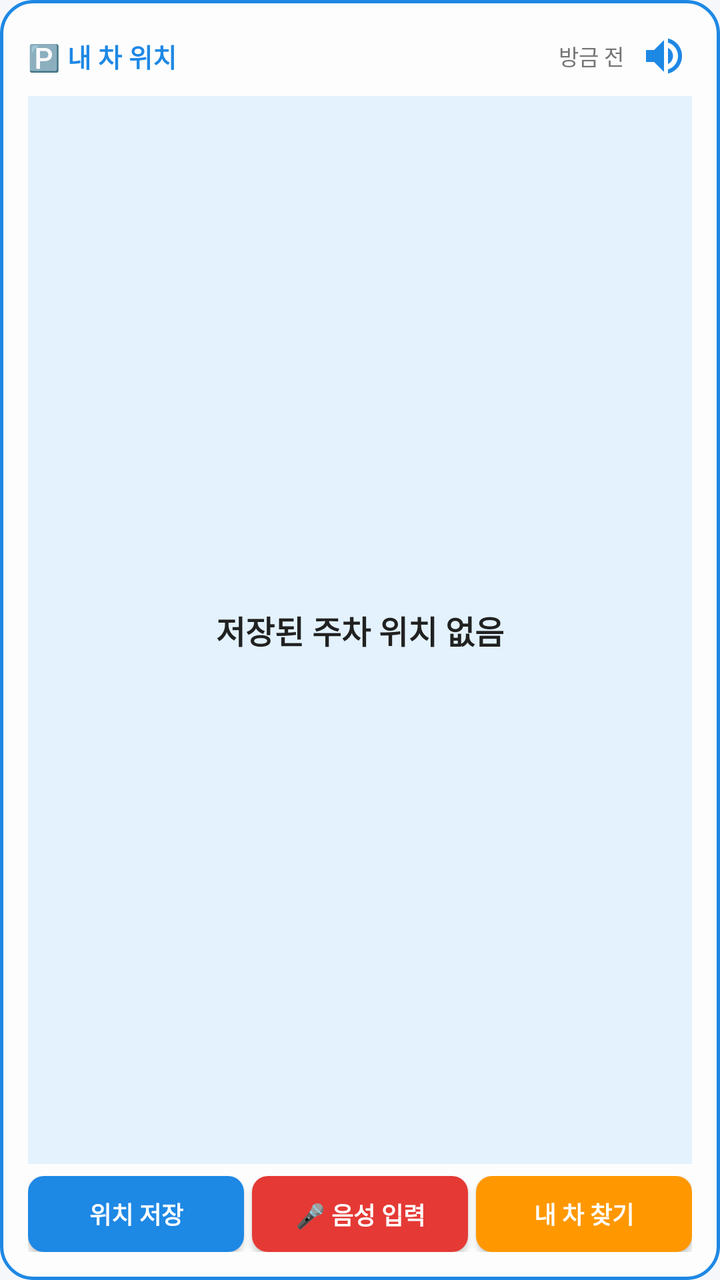
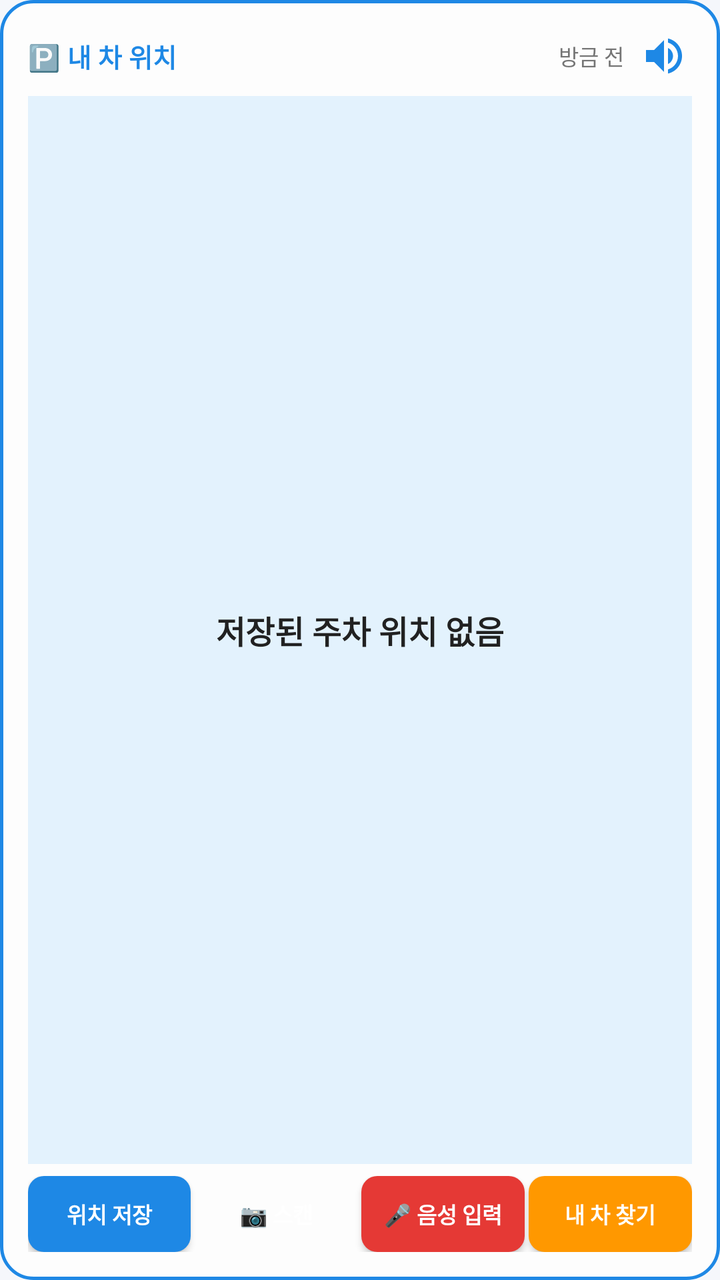

Screens rendered from an Android XML layout before and after an edit, with the pre-edit source and the edit as a unified diff.
<!-- AndroidManifest.xml: application theme Theme.ParkingReminder -->
<!-- res/layout/widget_parking.xml -->
<?xml version="1.0" encoding="utf-8"?>
<LinearLayout xmlns:android="http://schemas.android.com/apk/res/android"
    android:id="@+id/widgetContainer"
    android:layout_width="match_parent"
    android:layout_height="match_parent"
    android:background="@drawable/bg_widget"
    android:orientation="vertical"
    android:padding="14dp">

    
    <LinearLayout
        android:layout_width="match_parent"
        android:layout_height="wrap_content"
        android:gravity="center_vertical"
        android:orientation="horizontal">

        <TextView
            android:layout_width="0dp"
            android:layout_height="wrap_content"
            android:layout_weight="1"
            android:ellipsize="end"
            android:maxLines="1"
            android:singleLine="true"
            android:text="@string/widget_title"
            android:textColor="#1E88E5"
            android:textSize="13sp"
            android:textStyle="bold" />

        <TextView
            android:id="@+id/tvWidgetUpdateTime"
            android:layout_width="wrap_content"
            android:layout_height="wrap_content"
            android:layout_marginEnd="6dp"
            android:text="방금 전"
            android:textColor="#757575"
            android:textSize="11sp" />

        <ImageView
            android:id="@+id/btnWidgetTtsToggle"
            android:layout_width="28dp"
            android:layout_height="28dp"
            android:contentDescription="@string/cd_tts_toggle"
            android:padding="2dp"
            android:src="@drawable/ic_volume_up" />
    </LinearLayout>

    
    <TextView
        android:id="@+id/tvWidgetLocation"
        android:layout_width="match_parent"
        android:layout_height="0dp"
        android:layout_marginVertical="6dp"
        android:layout_weight="1"
        android:background="#E3F2FD"
        android:gravity="center"
        android:paddingHorizontal="8dp"
        android:paddingVertical="8dp"
        android:text="저장된 주차 위치 없음"
        android:textColor="#212121"
        android:textSize="16sp"
        android:textStyle="bold" />

    
    <LinearLayout
        android:layout_width="match_parent"
        android:layout_height="38dp"
        android:orientation="horizontal">

        <Button
            android:id="@+id/btnWidgetSave"
            android:layout_width="0dp"
            android:layout_height="match_parent"
            android:layout_marginEnd="2dp"
            android:layout_weight="1"
            android:background="@drawable/bg_widget_btn_primary"
            android:paddingHorizontal="2dp"
            android:text="위치 저장"
            android:textColor="#FFFFFF"
            android:textSize="12sp"
            android:textStyle="bold" />

        <Button
            android:id="@+id/btnWidgetVoice"
            android:layout_width="0dp"
            android:layout_height="match_parent"
            android:layout_marginHorizontal="2dp"
            android:layout_weight="1"
            android:background="@drawable/bg_widget_btn_voice"
            android:paddingHorizontal="2dp"
            android:text="@string/widget_btn_voice"
            android:textColor="#FFFFFF"
            android:textSize="12sp"
            android:textStyle="bold" />

        <Button
            android:id="@+id/btnWidgetFind"
            android:layout_width="0dp"
            android:layout_height="match_parent"
            android:layout_marginStart="2dp"
            android:layout_weight="1"
            android:background="@drawable/bg_widget_btn_accent"
            android:paddingHorizontal="2dp"
            android:text="내 차 찾기"
            android:textColor="#FFFFFF"
            android:textSize="12sp"
            android:textStyle="bold" />

    </LinearLayout>

</LinearLayout>
<!-- resources referenced by this layout -->
<resources>
  <!-- drawable bg_widget (drawable) -->
  <?xml version="1.0" encoding="utf-8"?>
  <shape xmlns:android="http://schemas.android.com/apk/res/android"
      android:shape="rectangle">
      <solid android:color="#FDFDFD" />
      <corners android:radius="16dp" />
      <stroke
          android:width="1.5dp"
          android:color="#1E88E5" />
  </shape>
  <!-- drawable bg_widget_btn_accent (drawable) -->
  <?xml version="1.0" encoding="utf-8"?>
  <shape xmlns:android="http://schemas.android.com/apk/res/android"
      android:shape="rectangle">
      <solid android:color="#FF9800" />
      <corners android:radius="8dp" />
  </shape>
  <!-- drawable bg_widget_btn_primary (drawable) -->
  <?xml version="1.0" encoding="utf-8"?>
  <shape xmlns:android="http://schemas.android.com/apk/res/android"
      android:shape="rectangle">
      <solid android:color="#1E88E5" />
      <corners android:radius="8dp" />
  </shape>
  <!-- drawable bg_widget_btn_voice (drawable) -->
  <?xml version="1.0" encoding="utf-8"?>
  <shape xmlns:android="http://schemas.android.com/apk/res/android"
      android:shape="rectangle">
      <solid android:color="#E53935" />
      <corners android:radius="8dp" />
  </shape>
  <!-- drawable ic_volume_up (drawable) -->
  <vector xmlns:android="http://schemas.android.com/apk/res/android"
      android:width="24dp"
      android:height="24dp"
      android:viewportWidth="24"
      android:viewportHeight="24">
    <path
        android:fillColor="#1E88E5"
        android:pathData="M3,9v6h4l5,5V4L7,9H3zm13.5,3c0,-1.77 -1.02,-3.29 -2.5,-4.03v8.05c1.48,-0.73 2.5,-2.25 2.5,-4.02zM14,3.23v2.06c2.89,0.86 5,3.54 5,6.71s-2.11,5.85 -5,6.71v2.06c4.01,-0.91 7,-4.49 7,-8.77s-2.99,-7.86 -7,-8.77z"/>
  </vector>
  <string name="cd_tts_toggle">음성 안내 설정</string>
  <string name="widget_btn_voice">🎤 음성 입력</string>
  <string name="widget_title">🅿️ 내 차 위치</string>
  <style name="Theme.ParkingReminder" parent="Theme.Material3.DayNight.NoActionBar">
          
          <item name="colorPrimary">@color/primary</item>
          <item name="colorPrimaryVariant">@color/primary_dark</item>
          <item name="colorOnPrimary">@color/white</item>
          
          <item name="colorSecondary">@color/accent</item>
          
          <item name="android:statusBarColor">@color/primary_dark</item>
          <item name="android:windowLightStatusBar" tools:targetApi="m">false</item>
          <item name="android:windowBackground">@color/background</item>
      </style>
  <color name="primary">#1E88E5</color>
  <color name="primary_dark">#1565C0</color>
  <color name="white">#FFFFFF</color>
  <color name="accent">#FF9800</color>
  <color name="background">#F5F7FB</color>
</resources>

<!-- the commit's change to res/layout/widget_parking.xml (unified diff, before → after) -->
@@ -70,39 +70,52 @@
             android:id="@+id/btnWidgetSave"
             android:layout_width="0dp"
             android:layout_height="match_parent"
-            android:layout_marginEnd="2dp"
+            android:layout_marginEnd="1dp"
             android:layout_weight="1"
             android:background="@drawable/bg_widget_btn_primary"
-            android:paddingHorizontal="2dp"
+            android:paddingHorizontal="1dp"
             android:text="위치 저장"
             android:textColor="#FFFFFF"
-            android:textSize="12sp"
+            android:textSize="11sp"
+            android:textStyle="bold" />
+
+        <Button
+            android:id="@+id/btnWidgetCamera"
+            android:layout_width="0dp"
+            android:layout_height="match_parent"
+            android:layout_marginHorizontal="1dp"
+            android:layout_weight="1"
+            android:background="@drawable/bg_widget_btn_camera"
+            android:paddingHorizontal="1dp"
+            android:text="📷 스캔"
+            android:textColor="#FFFFFF"
+            android:textSize="11sp"
             android:textStyle="bold" />
 
         <Button
             android:id="@+id/btnWidgetVoice"
             android:layout_width="0dp"
             android:layout_height="match_parent"
-            android:layout_marginHorizontal="2dp"
+            android:layout_marginHorizontal="1dp"
             android:layout_weight="1"
             android:background="@drawable/bg_widget_btn_voice"
-            android:paddingHorizontal="2dp"
+            android:paddingHorizontal="1dp"
             android:text="@string/widget_btn_voice"
             android:textColor="#FFFFFF"
-            android:textSize="12sp"
+            android:textSize="11sp"
             android:textStyle="bold" />
 
         <Button
             android:id="@+id/btnWidgetFind"
             android:layout_width="0dp"
             android:layout_height="match_parent"
-            android:layout_marginStart="2dp"
+            android:layout_marginStart="1dp"
             android:layout_weight="1"
             android:background="@drawable/bg_widget_btn_accent"
-            android:paddingHorizontal="2dp"
+            android:paddingHorizontal="1dp"
             android:text="내 차 찾기"
             android:textColor="#FFFFFF"
-            android:textSize="12sp"
+            android:textSize="11sp"
             android:textStyle="bold" />
 
     </LinearLayout>
<!-- resource entries referenced after the edit -->
@@ -52,7 +52,8 @@
           
           <item name="colorSecondary">@color/accent</item>
           
-          <item name="android:statusBarColor">@color/primary_dark</item>
+          <item name="android:statusBarColor">@android:color/transparent</item>
+          <item name="android:navigationBarColor">@android:color/transparent</item>
           <item name="android:windowLightStatusBar" tools:targetApi="m">false</item>
           <item name="android:windowBackground">@color/background</item>
       </style>
